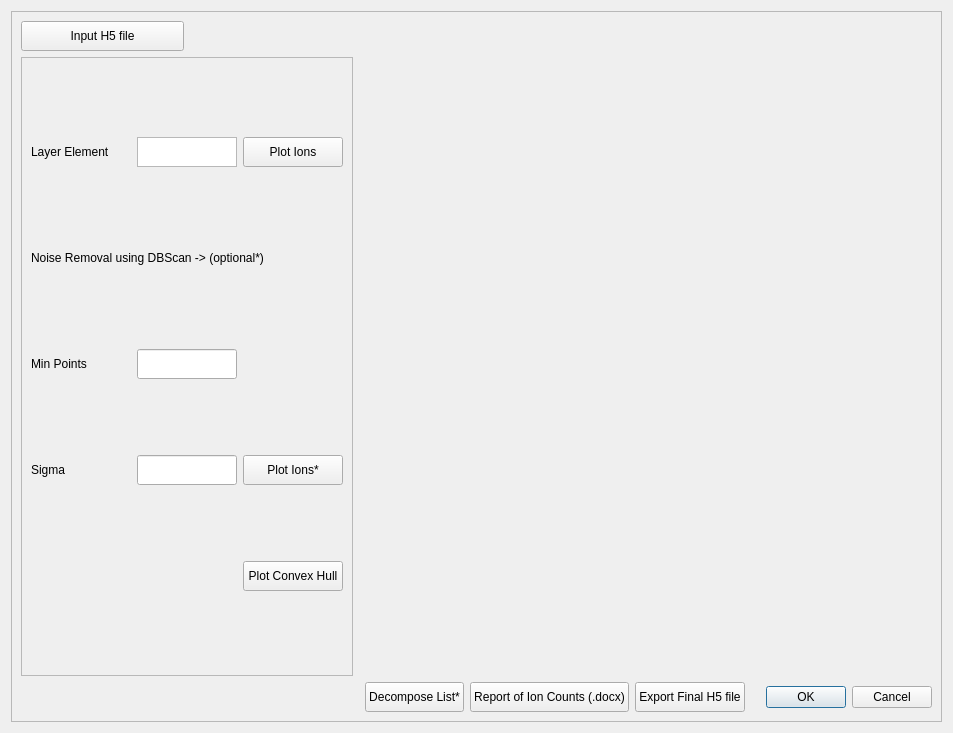
The window that UI/Ui_AbstractLayer.ui (arjun-bala-krishnan/APT_Project) describes before a commit, drawn with Qt 5.
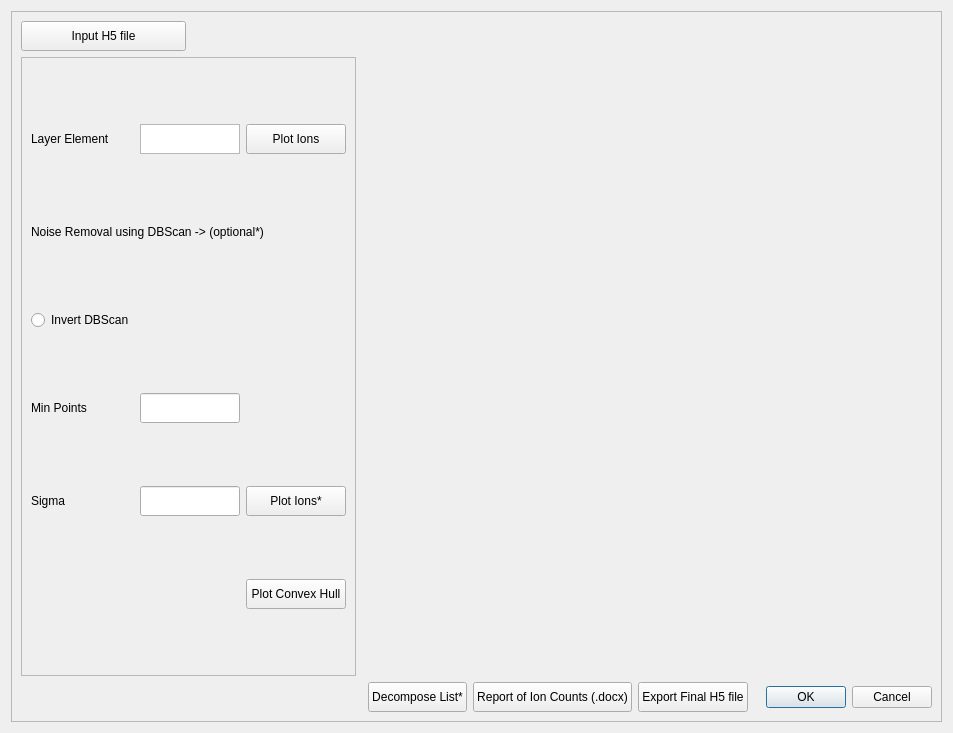
The same window after the commit.

```diff
--- a/UI/Ui_AbstractLayer.ui
+++ b/UI/Ui_AbstractLayer.ui
@@ -71,16 +71,6 @@
         </property>
        </widget>
       </item>
-      <item row="0" column="2" rowspan="2" colspan="5">
-       <widget class="QWidget" name="widget" native="true">
-        <property name="minimumSize">
-         <size>
-          <width>500</width>
-          <height>500</height>
-         </size>
-        </property>
-       </widget>
-      </item>
       <item row="3" column="3">
        <widget class="QPushButton" name="pushButton_14">
         <property name="minimumSize">
@@ -333,9 +323,29 @@
            </property>
           </widget>
          </item>
+         <item row="2" column="0">
+          <widget class="QRadioButton" name="radioButton">
+           <property name="toolTip">
+            <string>Possibility to reverse noises and detected clusters</string>
+           </property>
+           <property name="text">
+            <string>Invert DBScan</string>
+           </property>
+          </widget>
+         </item>
         </layout>
        </widget>
       </item>
+      <item row="0" column="2" rowspan="3" colspan="5">
+       <widget class="QWidget" name="widget" native="true">
+        <property name="minimumSize">
+         <size>
+          <width>500</width>
+          <height>500</height>
+         </size>
+        </property>
+       </widget>
+      </item>
      </layout>
     </widget>
    </item>
```
Left out of the diff: 33 changed lines with no effect on the pictures.
